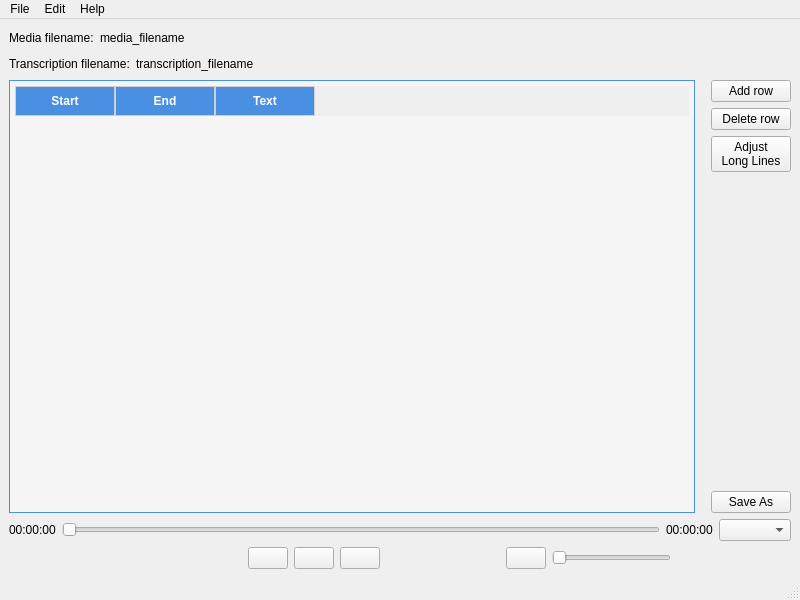
ignabelitzky/edia-utilities, file transcript-fixer/ui/mainwindow.ui: the form before one commit.
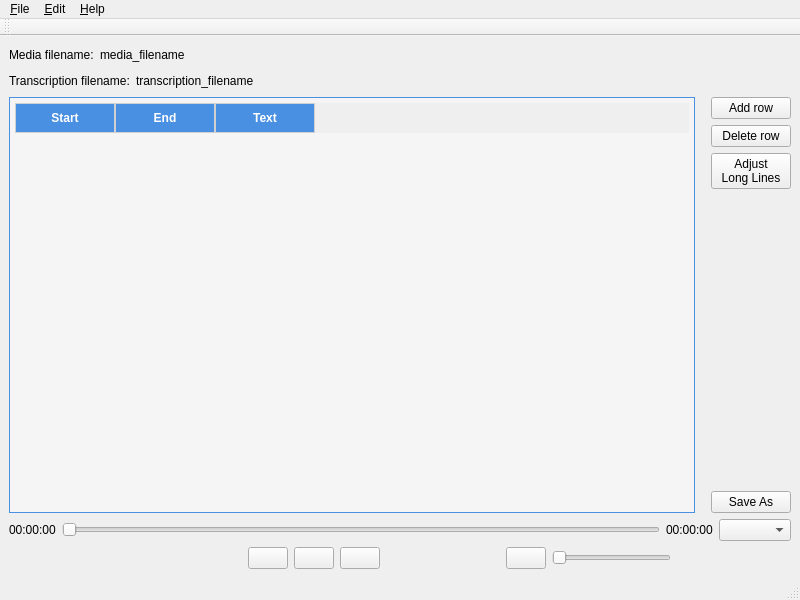
The form after the commit. Icons and pictures are not drawn.

```diff
--- a/transcript-fixer/ui/mainwindow.ui
+++ b/transcript-fixer/ui/mainwindow.ui
@@ -418,6 +418,12 @@
       </item>
       <item>
        <widget class="QSlider" name="volumeSlider">
+        <property name="minimumSize">
+         <size>
+          <width>80</width>
+          <height>16</height>
+         </size>
+        </property>
         <property name="orientation">
          <enum>Qt::Orientation::Horizontal</enum>
         </property>
@@ -451,17 +457,17 @@
    </property>
    <widget class="QMenu" name="menuFile">
     <property name="title">
-     <string>File</string>
+     <string>&amp;File</string>
     </property>
    </widget>
    <widget class="QMenu" name="menuEdit">
     <property name="title">
-     <string>Edit</string>
+     <string>&amp;Edit</string>
     </property>
    </widget>
    <widget class="QMenu" name="menuHelp">
     <property name="title">
-     <string>Help</string>
+     <string>&amp;Help</string>
     </property>
    </widget>
    <addaction name="menuFile"/>
@@ -469,6 +475,17 @@
    <addaction name="menuHelp"/>
   </widget>
   <widget class="QStatusBar" name="statusbar"/>
+  <widget class="QToolBar" name="toolbar">
+   <property name="windowTitle">
+    <string>toolBar</string>
+   </property>
+   <attribute name="toolBarArea">
+    <enum>TopToolBarArea</enum>
+   </attribute>
+   <attribute name="toolBarBreak">
+    <bool>false</bool>
+   </attribute>
+  </widget>
  </widget>
  <resources/>
  <connections/>
```
